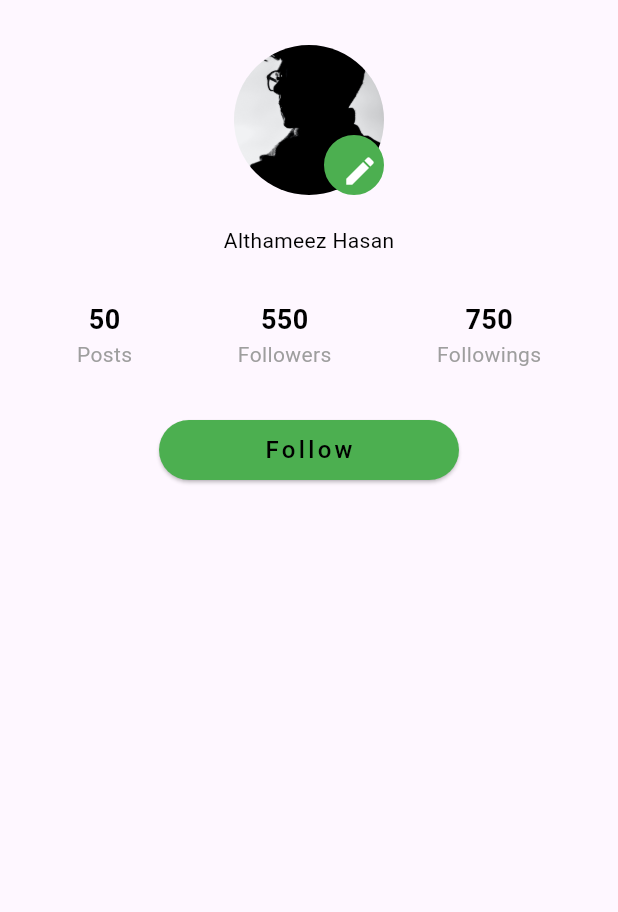
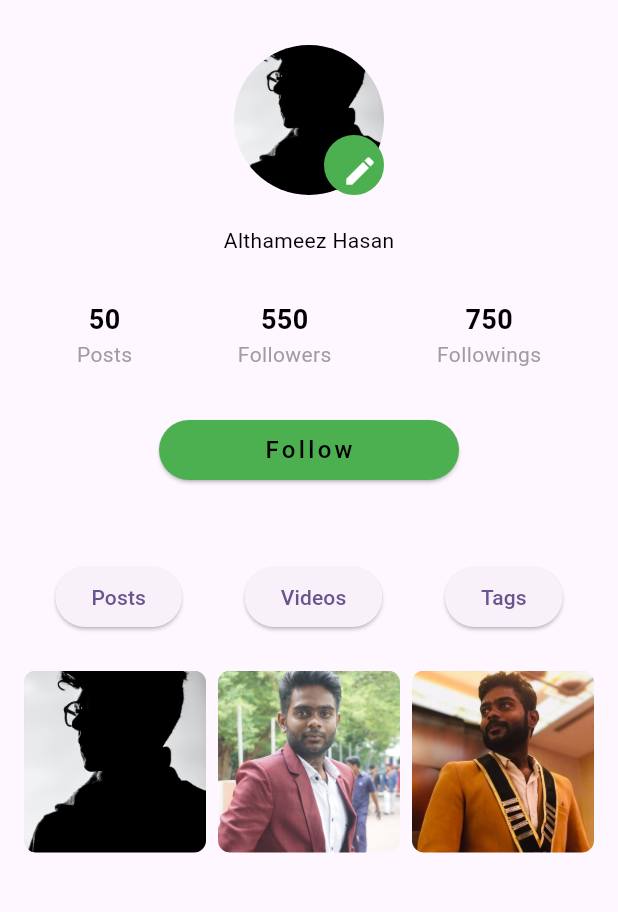
Before and after one commit to althameezhasan/profile, a Flutter app: the screen it shows after launch, on a phone screen of 412 x 824 dp, the part 84-996 px from its top. Run offline on Flutter 3.47's test engine with Material 3 defaults, Android fonts, the light colour scheme and no system bars.

Commit message:
the postgrid

```diff
--- a/lib/main.dart
+++ b/lib/main.dart
@@ -1,7 +1,6 @@
 import 'package:flutter/material.dart';
 import 'package:profile_design_1/profile/profile_page.dart';
 // import 'package:profile_design_1/profile/profile_screen.dart';
-import 'package:profile_design_1/profile/update_profile_screen.dart';
 
 void main() {
   runApp(const MyApp());
--- /dev/null
+++ b/lib/profile/postview.dart
@@ -0,0 +1,143 @@
+import 'package:flutter/material.dart';
+import 'package:profile_design_1/profile/profile_page.dart';
+
+import 'update_profile_screen.dart';
+
+class _app_bar extends State<Profile_Page> {
+  // String buttonLabel = "Follow";
+
+  @override
+  Widget build(BuildContext context) {
+    return Scaffold(
+      appBar: AppBar(
+        backgroundColor: Colors.white,
+        elevation: 1,
+        leading: IconButton(
+          icon: Icon(
+            Icons.arrow_back,
+            color: Colors.green,
+          ),
+          onPressed: () {
+            // Navigator.push(
+            //   context,
+            //   MaterialPageRoute(
+            //     builder: (context) =>(),
+            //   ),
+            // );
+          },
+        ),
+        title: Text(
+          'Profile',
+          style: TextStyle(
+            color: Colors.green,
+          ),
+        ),
+        centerTitle: true,
+        actions: [
+          IconButton(
+            icon: Icon(
+              Icons.settings,
+              color: Colors.green,
+            ),
+            onPressed: () {
+              Navigator.push(
+                context,
+                MaterialPageRoute(
+                  builder: (context) => Main_Profile(),
+                ),
+              );
+            },
+          ),
+        ],
+      ),
+    );
+  }
+}
+
+class MyGridView extends StatelessWidget {
+  final List<String> postImageAssetPaths = [
+    'AssetsImage/user_image.jpg',
+    'AssetsImage/post2.jpg',
+    'AssetsImage/post3.jpg',
+
+    // Add more post image asset paths as needed
+  ];
+
+  @override
+  Widget build(BuildContext context) {
+    return GridView.builder(
+      shrinkWrap: true,
+      physics: NeverScrollableScrollPhysics(),
+      gridDelegate: SliverGridDelegateWithFixedCrossAxisCount(
+        crossAxisCount: 3,
+        crossAxisSpacing: 8.0,
+        mainAxisSpacing: 8.0,
+      ),
+      itemCount: postImageAssetPaths.length,
+      itemBuilder: (context, index) {
+        return Container(
+          decoration: BoxDecoration(
+            borderRadius: BorderRadius.circular(8.0),
+            image: DecorationImage(
+              image: AssetImage(postImageAssetPaths[index]),
+              fit: BoxFit.cover,
+            ),
+          ),
+          // You can customize the child as needed
+          // For example, you might want to add an overlay or other widgets
+          // on top of the image.
+          child: Center(
+              // child: Text(
+              //   'Post $index',
+              //   style: TextStyle(color: Colors.white),
+              // ),
+              ),
+        );
+      },
+    );
+  }
+}
+
+class MyvideoGridView extends StatelessWidget {
+  final List<String> postImageAssetPaths = [
+    'AssetsImage/user_image.jpg',
+    'AssetsImage/post2.jpg',
+    'AssetsImage/post3.jpg',
+
+    // Add more post image asset paths as needed
+  ];
+
+  @override
+  Widget build(BuildContext context) {
+    return GridView.builder(
+      shrinkWrap: true,
+      physics: NeverScrollableScrollPhysics(),
+      gridDelegate: SliverGridDelegateWithFixedCrossAxisCount(
+        crossAxisCount: 3,
+        crossAxisSpacing: 8.0,
+        mainAxisSpacing: 8.0,
+      ),
+      itemCount: postImageAssetPaths.length,
+      itemBuilder: (context, index) {
+        return Container(
+          decoration: BoxDecoration(
+            borderRadius: BorderRadius.circular(8.0),
+            image: DecorationImage(
+              image: AssetImage(postImageAssetPaths[index]),
+              fit: BoxFit.cover,
+            ),
+          ),
+          // You can customize the child as needed
+          // For example, you might want to add an overlay or other widgets
+          // on top of the image.
+          child: Center(
+              // child: Text(
+              //   'Post $index',
+              //   style: TextStyle(color: Colors.white),
+              // ),
+              ),
+        );
+      },
+    );
+  }
+}
--- a/lib/profile/profile_page.dart
+++ b/lib/profile/profile_page.dart
@@ -1,5 +1,6 @@
 import 'package:flutter/cupertino.dart';
 import 'package:flutter/material.dart';
+import 'package:profile_design_1/profile/postview.dart';
 import 'package:profile_design_1/profile/profile_screen.dart';
 import 'package:profile_design_1/profile/update_profile_screen.dart';
 
@@ -207,10 +208,37 @@ class _Profile_PageState extends State<Profile_Page> {
                   SizedBox(
                     height: 20,
                   ),
+                  // MyGridView(),
                   Container(
                     color: Colors.grey,
                   ),
                 ],
+              ),
+              SizedBox(
+                height: 30,
+              ),
+              Row(
+                mainAxisAlignment: MainAxisAlignment.spaceAround,
+                children: [
+                  ElevatedButton(
+                    onPressed: () {},
+                    child: Text('Posts'),
+                  ),
+                  ElevatedButton(
+                    onPressed: () {},
+                    child: Text('Videos'),
+                  ),
+                  ElevatedButton(
+                    onPressed: () {},
+                    child: Text('Tags'),
+                  ),
+                ],
+              ),
+              SizedBox(
+                height: 25,
+              ),
+              Expanded(
+                child: MyGridView(), // Initially show the Post grid
               ),
             ],
           ),
--- a/lib/profile/profile_screen.dart
+++ b/lib/profile/profile_screen.dart
@@ -1,7 +1,6 @@
 import 'package:flutter/material.dart';
 import 'package:flutter/services.dart';
 import 'package:profile_design_1/profile/profile_page.dart';
-import 'package:profile_design_1/profile/update_profile_screen.dart';
 
 class ProfileScreen extends StatefulWidget {
   const ProfileScreen({super.key});
--- a/lib/profile/update_profile_screen.dart
+++ b/lib/profile/update_profile_screen.dart
@@ -1,9 +1,6 @@
-import 'dart:ffi';
-
 import 'package:flutter/cupertino.dart';
 import 'package:flutter/material.dart';
 import 'package:profile_design_1/profile/profile_page.dart';
-import 'package:profile_design_1/profile/profile_screen.dart';
 
 class Main_Profile extends StatefulWidget {
   const Main_Profile({super.key});
--- a/pubspec.yaml
+++ b/pubspec.yaml
@@ -91,3 +91,5 @@ flutter:
 
   assets:
     - AssetsImage/user_image.jpg
+    - AssetsImage/post3.jpg
+    - AssetsImage/post2.jpg
```
Also changed, not shown: AssetsImage/post2.jpg (added), AssetsImage/post3.jpg (added).
